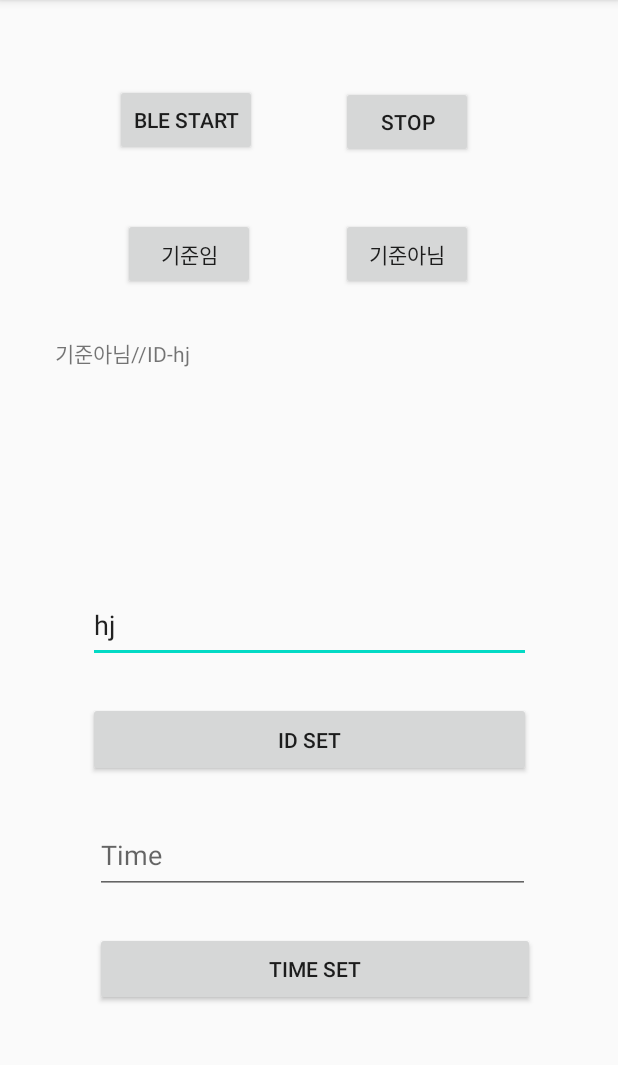
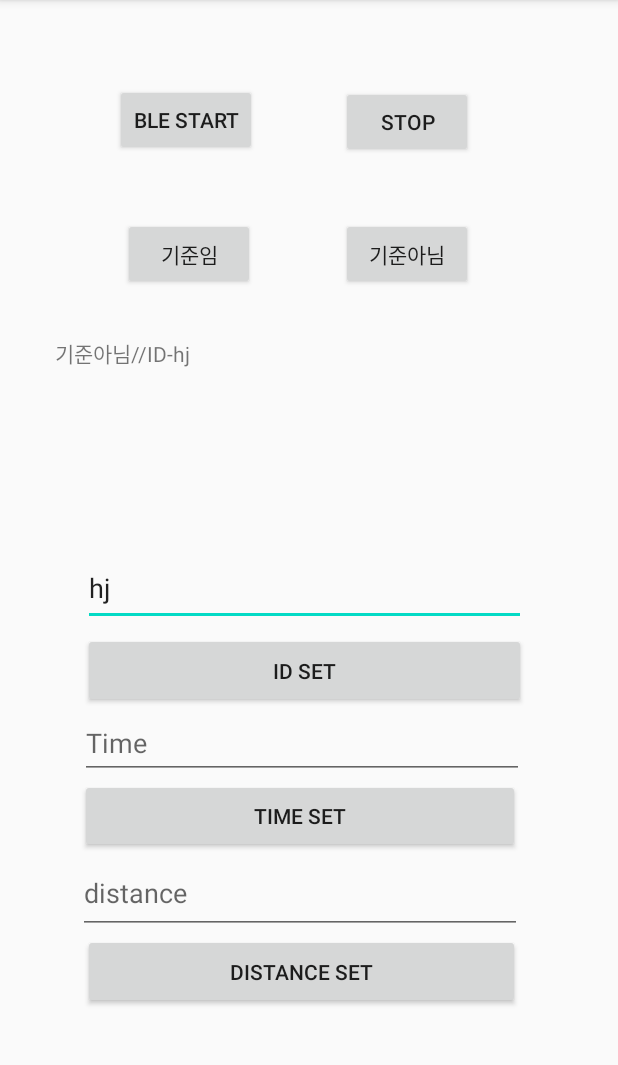
Before and after one commit to YukyungSeo/BeaconProject, an Android app: the screen it shows after launch (MainActivity), on a phone screen of 412 x 824 dp, the part 84-1149 px from its top. Run offline under Robolectric (Android 15) with nearby library versions, the phone set to English and light mode, and no system bars.

Commit message:
add distance part

```diff
--- a/BleScanTest/app/src/main/java/com/example/bletest/MainActivity.java
+++ b/BleScanTest/app/src/main/java/com/example/bletest/MainActivity.java
@@ -33,11 +33,14 @@ public class MainActivity extends AppCompatActivity {
     EditText idinputText;
     EditText timeEditText;
     Button timeButton;
+    EditText distText;
+    Button distButton;
     Thread adThread;
     Thread scThread;
     int Mtime;
     String sTime;
     String eTime;
+    String distance;
     @Override
     protected void onCreate(Bundle savedInstanceState) {
 
@@ -60,6 +63,8 @@ public class MainActivity extends AppCompatActivity {
         idsetButton=(Button)findViewById(R.id.idsetButton);
         timeEditText = (EditText)findViewById(R.id.time_edit_text);
         timeButton = (Button)findViewById(R.id.time_button);
+        distText = (EditText)findViewById(R.id.distance_edit_text);
+        distButton = (Button)findViewById(R.id.distance_button);
         sTime = "";
         eTime = "";
 
@@ -99,6 +104,12 @@ public class MainActivity extends AppCompatActivity {
             }
         });
 
+        distButton.setOnClickListener(new View.OnClickListener() {
+            @Override
+            public void onClick(View v) {
+                distance = distText.getText().toString();
+            }
+        });
 
 
         firstButton.setOnClickListener(new View.OnClickListener(){
@@ -152,7 +163,7 @@ public class MainActivity extends AppCompatActivity {
                         eTime = simpleDate.format(mDate);
                         if(benchmark){
                             PHPConnect connect = new PHPConnect();
-                            String URL = "http://168.188.129.191/send_ble_benchmark_data.php?bm_id="+MYID+"&sTime="+sTime+"&eTime="+eTime;
+                            String URL = "http://168.188.129.191/send_ble_benchmark_data.php?bm_id="+MYID+"&sTime="+sTime+"&eTime="+eTime+"&dist="+distance;
                             connect.execute(URL);
                         }
                         scr.setResutText(tv);
--- a/BleScanTest/app/src/main/res/layout/activity_main.xml
+++ b/BleScanTest/app/src/main/res/layout/activity_main.xml
@@ -64,6 +64,30 @@
         app:layout_constraintTop_toTopOf="parent"
         app:layout_constraintVertical_bias="0.202" />
 
+    <TextView
+        android:id="@+id/textview1"
+        android:layout_width="339dp"
+        android:layout_height="143dp"
+        app:layout_constraintBottom_toBottomOf="parent"
+
+        app:layout_constraintEnd_toEndOf="parent"
+        app:layout_constraintStart_toStartOf="parent"
+        app:layout_constraintTop_toTopOf="@+id/benchButton"
+        app:layout_constraintVertical_bias="0.166" />
+
+    <Button
+        android:id="@+id/time_button"
+        android:layout_width="293dp"
+        android:layout_height="49dp"
+        android:layout_marginBottom="88dp"
+        android:text="TIME SET"
+        app:layout_constraintBottom_toBottomOf="parent"
+        app:layout_constraintEnd_toEndOf="parent"
+        app:layout_constraintHorizontal_bias="0.449"
+        app:layout_constraintStart_toStartOf="parent"
+        app:layout_constraintTop_toBottomOf="@+id/time_edit_text"
+        app:layout_constraintVertical_bias="0.0" />
+
     <EditText
         android:id="@+id/idInputText"
         android:layout_width="295dp"
@@ -76,48 +100,24 @@
         android:hint="ID"
         app:layout_constraintBottom_toBottomOf="parent"
         app:layout_constraintEnd_toEndOf="parent"
+        app:layout_constraintHorizontal_bias="0.46"
         app:layout_constraintStart_toStartOf="parent"
         app:layout_constraintTop_toTopOf="@+id/benchButton"
-        app:layout_constraintVertical_bias="0.175" />
-
-    <TextView
-        android:id="@+id/textview1"
-        android:layout_width="339dp"
-        android:layout_height="143dp"
-        app:layout_constraintBottom_toBottomOf="parent"
-
-        app:layout_constraintEnd_toEndOf="parent"
-        app:layout_constraintStart_toStartOf="parent"
-        app:layout_constraintTop_toTopOf="@+id/benchButton"
-        app:layout_constraintVertical_bias="0.166" />
+        app:layout_constraintVertical_bias="0.11" />
 
     <EditText
         android:id="@+id/time_edit_text"
-        android:layout_width="290dp"
-        android:layout_height="51dp"
+        android:layout_width="296dp"
+        android:layout_height="47dp"
         android:ems="10"
         android:hint="Time"
         android:inputType="textPersonName"
         app:layout_constraintBottom_toBottomOf="parent"
         app:layout_constraintEnd_toEndOf="parent"
-        app:layout_constraintHorizontal_bias="0.52"
+        app:layout_constraintHorizontal_bias="0.462"
         app:layout_constraintStart_toStartOf="parent"
         app:layout_constraintTop_toBottomOf="@+id/idsetButton"
-        app:layout_constraintVertical_bias="0.135" />
-
-    <Button
-        android:id="@+id/time_button"
-        android:layout_width="293dp"
-        android:layout_height="49dp"
-        android:layout_marginTop="24dp"
-        android:layout_marginBottom="88dp"
-        android:text="TIME SET"
-        app:layout_constraintBottom_toBottomOf="parent"
-        app:layout_constraintEnd_toEndOf="parent"
-        app:layout_constraintHorizontal_bias="0.533"
-        app:layout_constraintStart_toStartOf="parent"
-        app:layout_constraintTop_toBottomOf="@+id/time_edit_text"
-        app:layout_constraintVertical_bias="0.14" />
+        app:layout_constraintVertical_bias="0.0" />
 
     <Button
         android:id="@+id/idsetButton"
@@ -130,8 +130,35 @@
         android:text="ID SET"
         app:layout_constraintBottom_toBottomOf="parent"
         app:layout_constraintEnd_toEndOf="parent"
+        app:layout_constraintHorizontal_bias="0.46"
         app:layout_constraintStart_toStartOf="parent"
         app:layout_constraintTop_toTopOf="@+id/benchButton"
-        app:layout_constraintVertical_bias="0.373" />
+        app:layout_constraintVertical_bias="0.252" />
+
+    <EditText
+        android:id="@+id/distance_edit_text"
+        android:layout_width="296dp"
+        android:layout_height="54dp"
+        android:ems="10"
+        android:hint="distance"
+        android:inputType="textPersonName"
+        app:layout_constraintBottom_toBottomOf="parent"
+        app:layout_constraintEnd_toEndOf="parent"
+        app:layout_constraintHorizontal_bias="0.447"
+        app:layout_constraintStart_toStartOf="parent"
+        app:layout_constraintTop_toBottomOf="@+id/time_button"
+        app:layout_constraintVertical_bias="0.0" />
+
+    <Button
+        android:id="@+id/distance_button"
+        android:layout_width="291dp"
+        android:layout_height="50dp"
+        android:text="DISTANCE SET"
+        app:layout_constraintBottom_toBottomOf="parent"
+        app:layout_constraintEnd_toEndOf="parent"
+        app:layout_constraintHorizontal_bias="0.458"
+        app:layout_constraintStart_toStartOf="parent"
+        app:layout_constraintTop_toBottomOf="@+id/distance_edit_text"
+        app:layout_constraintVertical_bias="0.0" />
 
 </androidx.constraintlayout.widget.ConstraintLayout>
```
